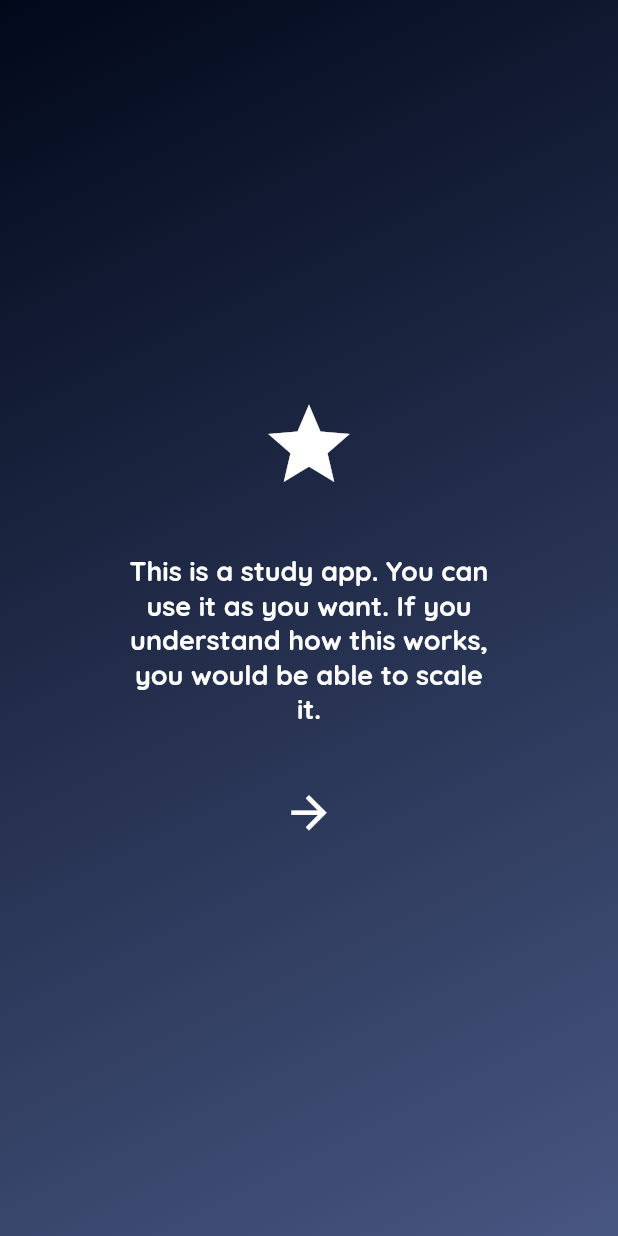
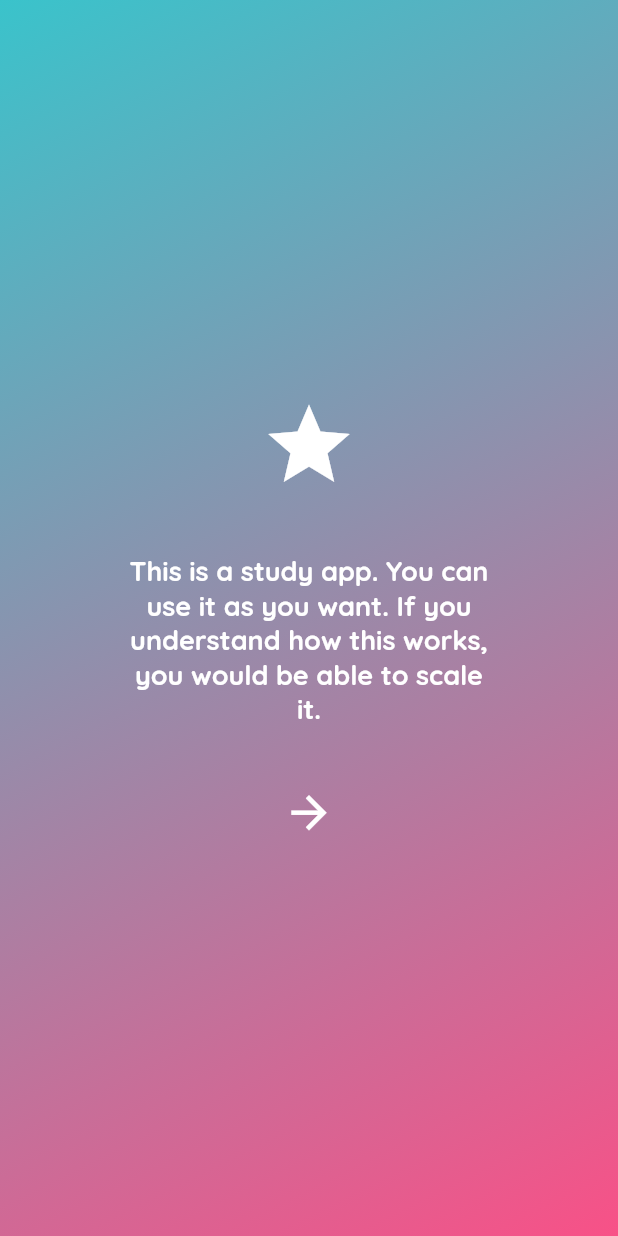
Before and after one commit to ChathraNavoda/Educational_app, a Flutter app: the screen it shows after launch, on a phone screen of 412 x 824 dp. Run offline on Flutter 3.47's test engine with Material 2 defaults, Android fonts, the phone set to English and light mode, and no system bars; our stand-ins replace cloud_firestore, firebase_core, get, google_fonts; missing offline and left inert: dart:ffi; accounts and stored records are empty; project files that could hold a hidden picture were left out.

Commit message:
theme controller

```diff
--- a/lib/bindings/initial_bindings.dart
+++ b/lib/bindings/initial_bindings.dart
@@ -1,10 +1,12 @@
 import 'package:educational_app/controllers/auth_controller.dart';
+import 'package:educational_app/controllers/theme_controller.dart';
 import 'package:flutter/gestures.dart';
 import 'package:get/get.dart';
 
 class InitialBindings implements Bindings {
   @override
   void dependencies() {
+    Get.put(ThemeController());
     Get.put(Authcontroller(), permanent: true);
   }
 }
--- /dev/null
+++ b/lib/controllers/theme_controller.dart
@@ -0,0 +1,23 @@
+import 'package:educational_app/configs/themes/app_dark_theme.dart';
+import 'package:educational_app/configs/themes/app_light_theme.dart';
+import 'package:flutter/material.dart';
+import 'package:get/get.dart';
+
+class ThemeController extends GetxController {
+  late ThemeData _darkTheme;
+  late ThemeData _lightTheme;
+
+  @override
+  void onInit() {
+    initializeThemeData();
+    super.onInit();
+  }
+
+  initializeThemeData() {
+    _darkTheme = DarkTheme().buildDarkTheme();
+    _lightTheme = LightTheme().buildLightTheme();
+  }
+
+  ThemeData get darkTheme => _darkTheme;
+  ThemeData get lightTheme => _lightTheme;
+}
--- a/lib/main.dart
+++ b/lib/main.dart
@@ -1,6 +1,7 @@
 import 'package:educational_app/bindings/initial_bindings.dart';
 import 'package:educational_app/configs/themes/app_dark_theme.dart';
 import 'package:educational_app/configs/themes/app_light_theme.dart';
+import 'package:educational_app/controllers/theme_controller.dart';
 import 'package:educational_app/data_uploader_screen.dart';
 import 'package:educational_app/firebase_options.dart';
 import 'package:educational_app/routes/app_route.dart';
@@ -28,7 +29,7 @@ class MyApp extends StatelessWidget {
   @override
   Widget build(BuildContext context) {
     return GetMaterialApp(
-        theme: DarkTheme().buildDarkTheme(),
+        theme: Get.find<ThemeController>().lightTheme,
         debugShowCheckedModeBanner: false,
         getPages: AppRoutes.routes());
   }
```
